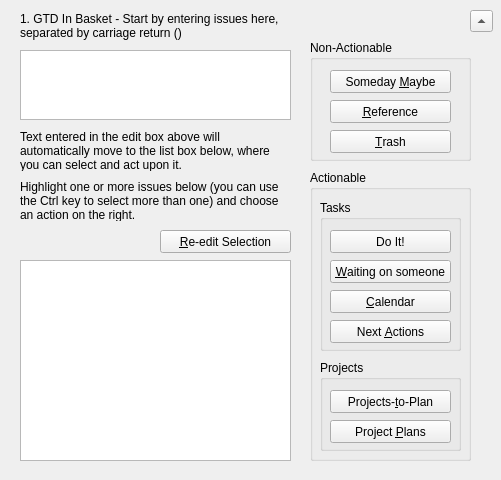
The window that qt/qt_test001/inbasketform.ui (fsziegler/GTD-Kanban) describes before a commit, drawn with Qt 5.
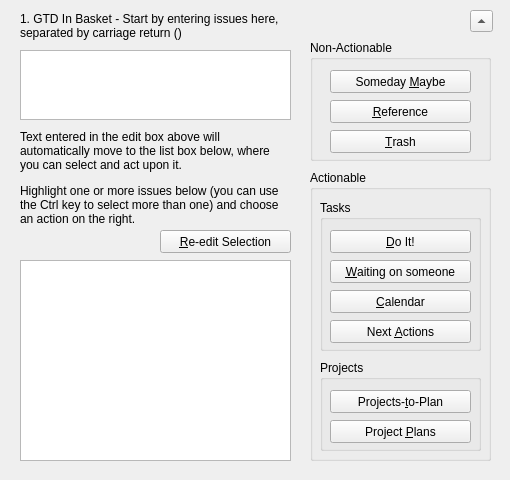
The same window after the commit.

Commit message: Tweaked layout for Windows & corrected missing underlines on button letters.

```diff
--- a/qt/qt_test001/inbasketform.ui
+++ b/qt/qt_test001/inbasketform.ui
@@ -6,7 +6,7 @@
    <rect>
     <x>0</x>
     <y>0</y>
-    <width>501</width>
+    <width>510</width>
     <height>480</height>
    </rect>
   </property>
@@ -25,7 +25,7 @@
      <x>20</x>
      <y>10</y>
      <width>261</width>
-     <height>31</height>
+     <height>32</height>
     </rect>
    </property>
    <property name="text">
@@ -39,9 +39,9 @@
    <property name="geometry">
     <rect>
      <x>20</x>
-     <y>130</y>
+     <y>127</y>
      <width>271</width>
-     <height>41</height>
+     <height>48</height>
     </rect>
    </property>
    <property name="text">
@@ -56,7 +56,7 @@
     <rect>
      <x>330</x>
      <y>70</y>
-     <width>121</width>
+     <width>141</width>
      <height>23</height>
     </rect>
    </property>
@@ -72,7 +72,7 @@
     <rect>
      <x>330</x>
      <y>100</y>
-     <width>121</width>
+     <width>141</width>
      <height>23</height>
     </rect>
    </property>
@@ -88,7 +88,7 @@
     <rect>
      <x>330</x>
      <y>130</y>
-     <width>121</width>
+     <width>141</width>
      <height>23</height>
     </rect>
    </property>
@@ -104,7 +104,7 @@
     <rect>
      <x>330</x>
      <y>260</y>
-     <width>121</width>
+     <width>141</width>
      <height>23</height>
     </rect>
    </property>
@@ -120,7 +120,7 @@
     <rect>
      <x>330</x>
      <y>290</y>
-     <width>121</width>
+     <width>141</width>
      <height>23</height>
     </rect>
    </property>
@@ -136,7 +136,7 @@
     <rect>
      <x>330</x>
      <y>390</y>
-     <width>121</width>
+     <width>141</width>
      <height>23</height>
     </rect>
    </property>
@@ -152,7 +152,7 @@
     <rect>
      <x>330</x>
      <y>420</y>
-     <width>121</width>
+     <width>141</width>
      <height>23</height>
     </rect>
    </property>
@@ -168,7 +168,7 @@
     <rect>
      <x>330</x>
      <y>320</y>
-     <width>121</width>
+     <width>141</width>
      <height>23</height>
     </rect>
    </property>
@@ -223,7 +223,7 @@
      <x>20</x>
      <y>180</y>
      <width>271</width>
-     <height>41</height>
+     <height>49</height>
     </rect>
    </property>
    <property name="text">
@@ -260,7 +260,7 @@
     <rect>
      <x>310</x>
      <y>40</y>
-     <width>161</width>
+     <width>181</width>
      <height>121</height>
     </rect>
    </property>
@@ -273,7 +273,7 @@
     <rect>
      <x>310</x>
      <y>170</y>
-     <width>161</width>
+     <width>181</width>
      <height>291</height>
     </rect>
    </property>
@@ -285,7 +285,7 @@
      <rect>
       <x>10</x>
       <y>30</y>
-      <width>141</width>
+      <width>161</width>
       <height>151</height>
      </rect>
     </property>
@@ -299,7 +299,7 @@
     <rect>
      <x>330</x>
      <y>230</y>
-     <width>121</width>
+     <width>141</width>
      <height>23</height>
     </rect>
    </property>
@@ -307,7 +307,7 @@
     <string>You can take care of this right now</string>
    </property>
    <property name="text">
-    <string>Do It!</string>
+    <string>&amp;Do It!</string>
    </property>
   </widget>
   <widget class="QGroupBox" name="ProjectsGroupBox">
@@ -315,7 +315,7 @@
     <rect>
      <x>320</x>
      <y>360</y>
-     <width>141</width>
+     <width>161</width>
      <height>91</height>
     </rect>
    </property>
@@ -339,9 +339,9 @@
     <enum>Qt::UpArrow</enum>
    </property>
   </widget>
+  <zorder>groupBox_2</zorder>
   <zorder>groupBox</zorder>
   <zorder>ProjectsGroupBox</zorder>
-  <zorder>groupBox_2</zorder>
   <zorder>label</zorder>
   <zorder>label_2</zorder>
   <zorder>somedayMaybeButton</zorder>
```
The commit also changes 5 other files.
